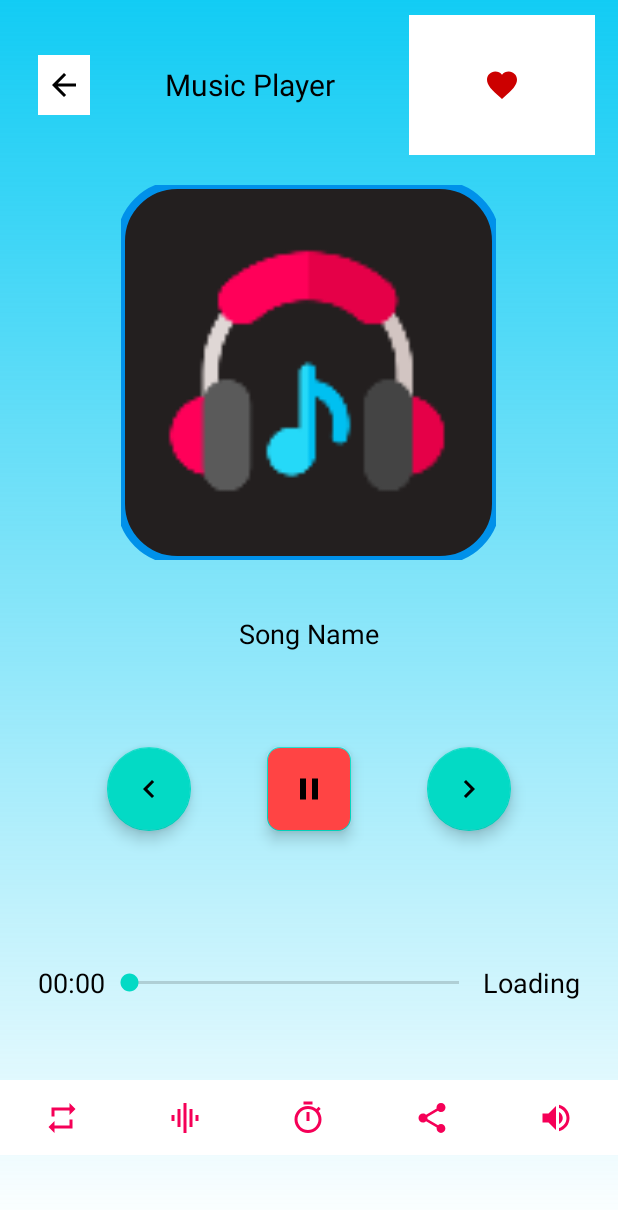
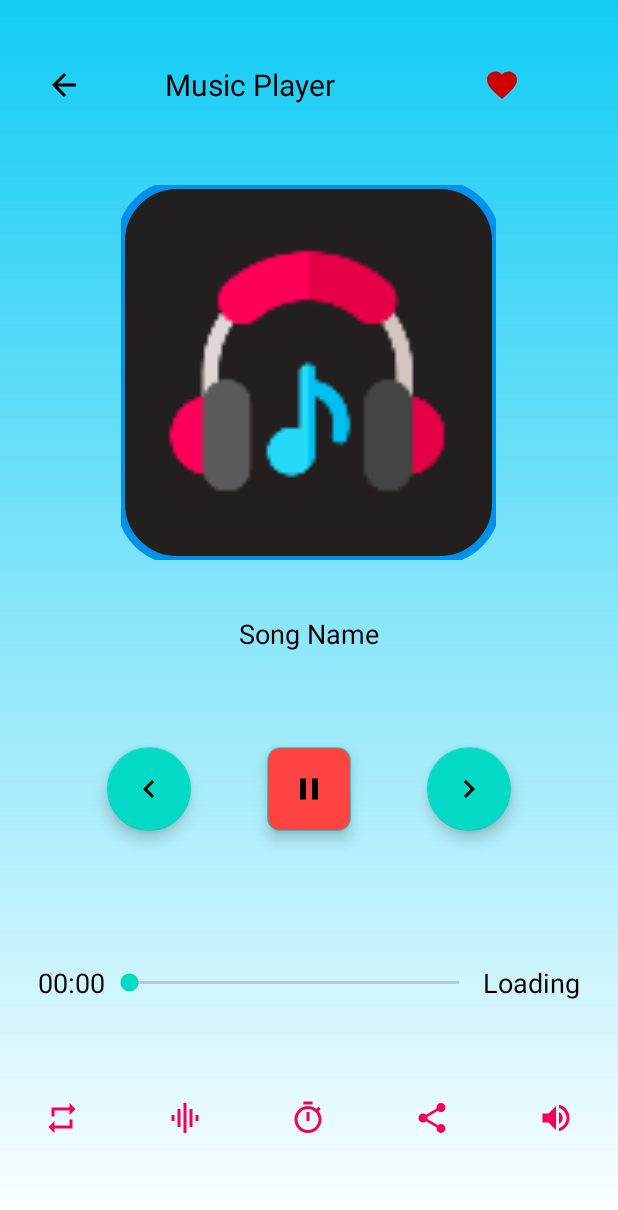
Before and after one commit to ashish-monal/Music_Player, an Android app: the PlayerActivity screen opened directly, with no data from a screen before it, after a tap on an icon or button, on a phone screen of 412 x 824 dp. Shown: the top 1210 px of the screen. Run offline under Robolectric (Android 15) with nearby library versions, the light colour scheme and no system bars; 2 statements that could not run were skipped; 2 other taps on this screen came first.

Commit message:
Complete Music Player Application.

```diff
--- a/app/src/main/res/layout/activity_player.xml
+++ b/app/src/main/res/layout/activity_player.xml
@@ -18,6 +18,7 @@
         android:orientation="horizontal">
 
         <ImageButton
+            android:backgroundTint="@android:color/transparent"
             android:id="@+id/backBtnPA"
             android:layout_width="wrap_content"
             android:layout_height="40dp"
@@ -40,6 +41,7 @@
             android:textSize="20sp" />
 
         <ImageButton
+            android:backgroundTint="@android:color/transparent"
             android:id="@+id/favouriteBtnPA"
             android:layout_width="wrap_content"
             android:layout_height="match_parent"
@@ -150,6 +152,7 @@
 
 
         <ImageButton
+            android:backgroundTint="@android:color/transparent"
             android:id="@+id/repeatBtnPA"
             android:layout_width="50dp"
             android:layout_height="50dp"
@@ -161,6 +164,7 @@
 
 
         <ImageButton
+            android:backgroundTint="@android:color/transparent"
             android:id="@+id/equalizerBtnPA"
             android:layout_width="50dp"
             android:layout_height="50dp"
@@ -172,6 +176,7 @@
 
 
         <ImageButton
+            android:backgroundTint="@android:color/transparent"
             android:id="@+id/timerBtnPA"
             android:layout_width="50dp"
             android:layout_height="50dp"
@@ -182,6 +187,7 @@
             app:tint="@color/cool_pink" />
 
         <ImageButton
+            android:backgroundTint="@android:color/transparent"
             android:id="@+id/shareBtnPA"
             android:layout_width="50dp"
             android:layout_height="50dp"
@@ -192,6 +198,7 @@
             app:tint="@color/cool_pink" />
 
         <ImageButton
+            android:backgroundTint="@android:color/transparent"
             android:id="@+id/boosterBtnPA"
             android:layout_width="50dp"
             android:layout_height="50dp"
```
